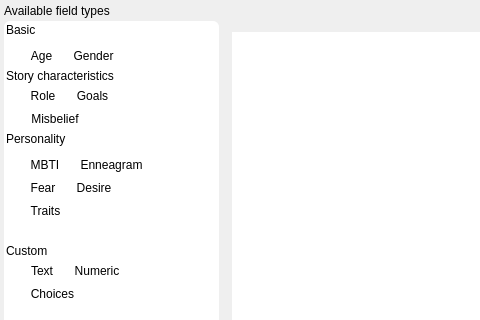
The window that ui/character_profile_editor_dialog.ui (zkovari/plotlyst) describes before a commit, drawn with Qt 5; both pictures show x 0 to 480 and y 0 to 320 of the 995 by 629 pixel window.
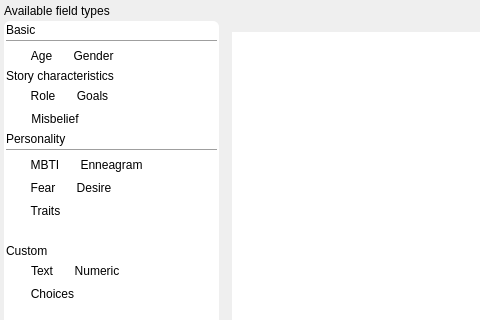
The same window after the commit. Custom widgets are drawn as their Qt base class.

```diff
--- a/ui/character_profile_editor_dialog.ui
+++ b/ui/character_profile_editor_dialog.ui
@@ -50,7 +50,7 @@
         </widget>
        </item>
        <item>
-        <widget class="QFrame" name="frame">
+        <widget class="QFrame" name="inventory">
          <property name="maximumSize">
           <size>
            <width>215</width>
@@ -58,9 +58,17 @@
           </size>
          </property>
          <property name="styleSheet">
-          <string notr="true">background-color: rgb(255, 255, 255);
-border-radius: 6px;
-border: 1 px solid black;</string>
+          <string notr="true">#inventory {
+	background-color: rgb(255, 255, 255);
+	border-radius: 6px;
+	border: 1 px solid black;
+}
+
+QToolButton {
+	background-color: rgb(255, 255, 255);
+	border-radius: 6px;
+	border: 1 px solid black;
+}</string>
          </property>
          <property name="frameShape">
           <enum>QFrame::StyledPanel</enum>
```
